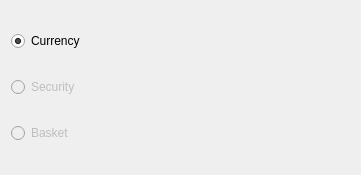
This is src/gui/widgets/pageasset_type.ui in Open-Transactions/Moneychanger as Qt 5 draws it before an edit. The edited form follows.
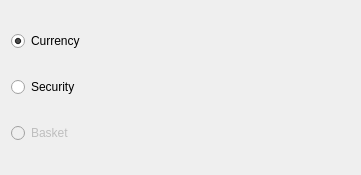
This is the edited form.

What changed in the file:
```diff
--- a/src/gui/widgets/pageasset_type.ui
+++ b/src/gui/widgets/pageasset_type.ui
@@ -27,7 +27,7 @@
    <item>
     <widget class="QRadioButton" name="radioButtonSecurity">
      <property name="enabled">
-      <bool>false</bool>
+      <bool>true</bool>
      </property>
      <property name="text">
       <string>Security</string>
```
